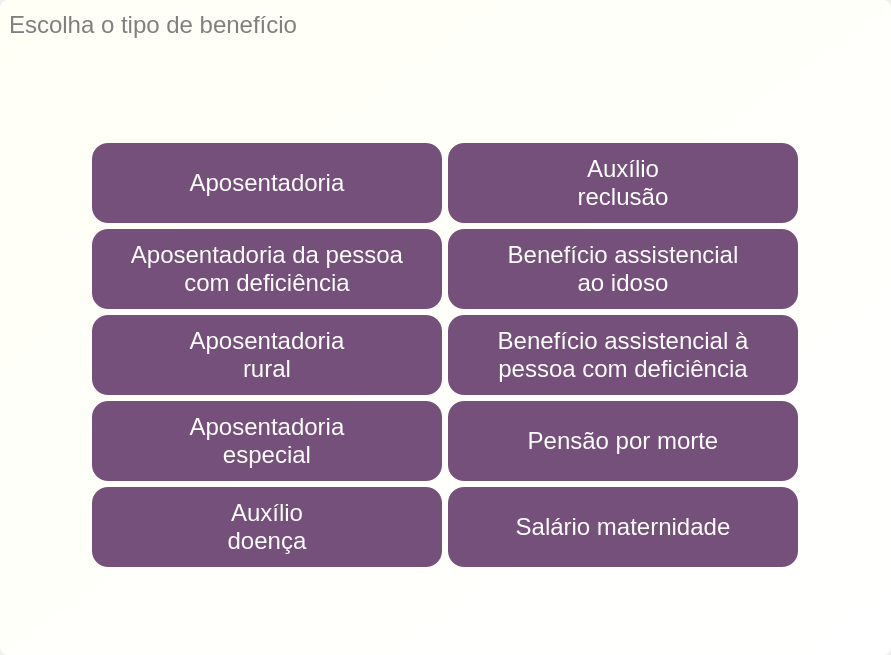
Before: the Qt Designer form Telas/UI/pgTipoBeneficioConc.ui in newprev/PrevCliente, drawn with Qt 5.
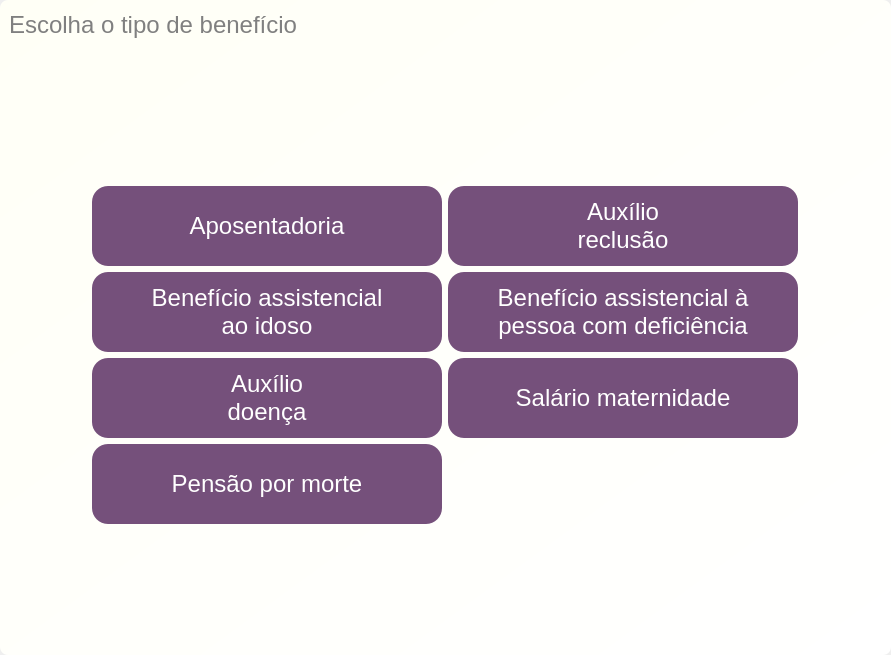
After: the same form once the commit is applied.

Diff of the .ui file:
```diff
--- a/Telas/UI/pgTipoBeneficioConc.ui
+++ b/Telas/UI/pgTipoBeneficioConc.ui
@@ -35,9 +35,8 @@
 }
 
 /* ------------------------------ Push Buttons ------------------------------ */
-#pbApos, #pbAposDeficiencia, #pbAposEspecial,
-#pbAposRural, #pbAuxReclusao, #pbAuxilioDoenca,
-#pbBeneDeficiencia, #pbBeneIdoso, #pbPensaoMorte,
+#pbAposentadoria, #pbAuxReclusao, #pbAuxilioDoenca, 
+#pbBeneDeficiencia, #pbBeneIdoso, #pbPensaoMorte, 
 #pbSalMaternidade {
 	background-color: rgb(117, 80, 123);
 	border-radius: 16px;
@@ -47,10 +46,7 @@
 	color: white;	
 }
 
-#pbApos:hover, #pbApos:hover, #pbAposDeficiencia:hover, #pbAposEspecial:hover,
-#pbAposRural:hover, #pbAuxReclusao:hover, #pbAuxilioDoenca:hover,
-#pbBeneDeficiencia:hover, #pbBeneIdoso:hover, #pbPensaoMorte:hover,
-#pbSalMaternidade:hover {
+#pbAposentadoria:hover, #pbAuxReclusao:hover, #pbAuxilioDoenca:hover, #pbBeneDeficiencia:hover, #pbBeneIdoso:hover, #pbPensaoMorte:hover, #pbSalMaternidade:hover {
 	background-color: rgb(115, 210, 22);
 	border-radius: 16px;
 
@@ -122,7 +118,7 @@
         </layout>
        </widget>
       </item>
-      <item row="1" column="0" alignment="Qt::AlignHCenter|Qt::AlignVCenter">
+      <item row="2" column="0" alignment="Qt::AlignHCenter|Qt::AlignVCenter">
        <widget class="QFrame" name="frame">
         <property name="frameShape">
          <enum>QFrame::NoFrame</enum>
@@ -132,7 +128,7 @@
         </property>
         <layout class="QFormLayout" name="formLayout">
          <item row="0" column="0">
-          <widget class="QPushButton" name="pbApos">
+          <widget class="QPushButton" name="pbAposentadoria">
            <property name="minimumSize">
             <size>
              <width>350</width>
@@ -171,26 +167,6 @@
           </widget>
          </item>
          <item row="1" column="0">
-          <widget class="QPushButton" name="pbAposDeficiencia">
-           <property name="minimumSize">
-            <size>
-             <width>350</width>
-             <height>80</height>
-            </size>
-           </property>
-           <property name="maximumSize">
-            <size>
-             <width>350</width>
-             <height>80</height>
-            </size>
-           </property>
-           <property name="text">
-            <string>Aposentadoria da pessoa 
-com deficiência</string>
-           </property>
-          </widget>
-         </item>
-         <item row="1" column="1">
           <widget class="QPushButton" name="pbBeneIdoso">
            <property name="minimumSize">
             <size>
@@ -210,53 +186,7 @@
            </property>
           </widget>
          </item>
-         <item row="2" column="0">
-          <widget class="QPushButton" name="pbAposRural">
-           <property name="minimumSize">
-            <size>
-             <width>350</width>
-             <height>80</height>
-            </size>
-           </property>
-           <property name="maximumSize">
-            <size>
-             <width>350</width>
-             <height>80</height>
-            </size>
-           </property>
-           <property name="text">
-            <string>Aposentadoria 
-rural</string>
-           </property>
-          </widget>
-         </item>
-         <item row="3" column="0">
-          <widget class="QPushButton" name="pbAposEspecial">
-           <property name="sizePolicy">
-            <sizepolicy hsizetype="Minimum" vsizetype="Fixed">
-             <horstretch>0</horstretch>
-             <verstretch>0</verstretch>
-            </sizepolicy>
-           </property>
-           <property name="minimumSize">
-            <size>
-             <width>350</width>
-             <height>80</height>
-            </size>
-           </property>
-           <property name="maximumSize">
-            <size>
-             <width>350</width>
-             <height>80</height>
-            </size>
-           </property>
-           <property name="text">
-            <string>Aposentadoria 
-especial</string>
-           </property>
-          </widget>
-         </item>
-         <item row="2" column="1">
+         <item row="1" column="1">
           <widget class="QPushButton" name="pbBeneDeficiencia">
            <property name="minimumSize">
             <size>
@@ -276,46 +206,7 @@
            </property>
           </widget>
          </item>
-         <item row="3" column="1">
-          <widget class="QPushButton" name="pbPensaoMorte">
-           <property name="minimumSize">
-            <size>
-             <width>350</width>
-             <height>80</height>
-            </size>
-           </property>
-           <property name="maximumSize">
-            <size>
-             <width>350</width>
-             <height>80</height>
-            </size>
-           </property>
-           <property name="text">
-            <string>Pensão por morte</string>
-           </property>
-          </widget>
-         </item>
-         <item row="4" column="0">
-          <widget class="QPushButton" name="pbAuxilioDoenca">
-           <property name="minimumSize">
-            <size>
-             <width>350</width>
-             <height>80</height>
-            </size>
-           </property>
-           <property name="maximumSize">
-            <size>
-             <width>350</width>
-             <height>80</height>
-            </size>
-           </property>
-           <property name="text">
-            <string>Auxílio 
-doença</string>
-           </property>
-          </widget>
-         </item>
-         <item row="4" column="1">
+         <item row="2" column="1">
           <widget class="QPushButton" name="pbSalMaternidade">
            <property name="minimumSize">
             <size>
@@ -334,6 +225,45 @@
            </property>
           </widget>
          </item>
+         <item row="2" column="0">
+          <widget class="QPushButton" name="pbAuxilioDoenca">
+           <property name="minimumSize">
+            <size>
+             <width>350</width>
+             <height>80</height>
+            </size>
+           </property>
+           <property name="maximumSize">
+            <size>
+             <width>350</width>
+             <height>80</height>
+            </size>
+           </property>
+           <property name="text">
+            <string>Auxílio 
+doença</string>
+           </property>
+          </widget>
+         </item>
+         <item row="3" column="0">
+          <widget class="QPushButton" name="pbPensaoMorte">
+           <property name="minimumSize">
+            <size>
+             <width>350</width>
+             <height>80</height>
+            </size>
+           </property>
+           <property name="maximumSize">
+            <size>
+             <width>350</width>
+             <height>80</height>
+            </size>
+           </property>
+           <property name="text">
+            <string>Pensão por morte</string>
+           </property>
+          </widget>
+         </item>
         </layout>
        </widget>
       </item>
```
